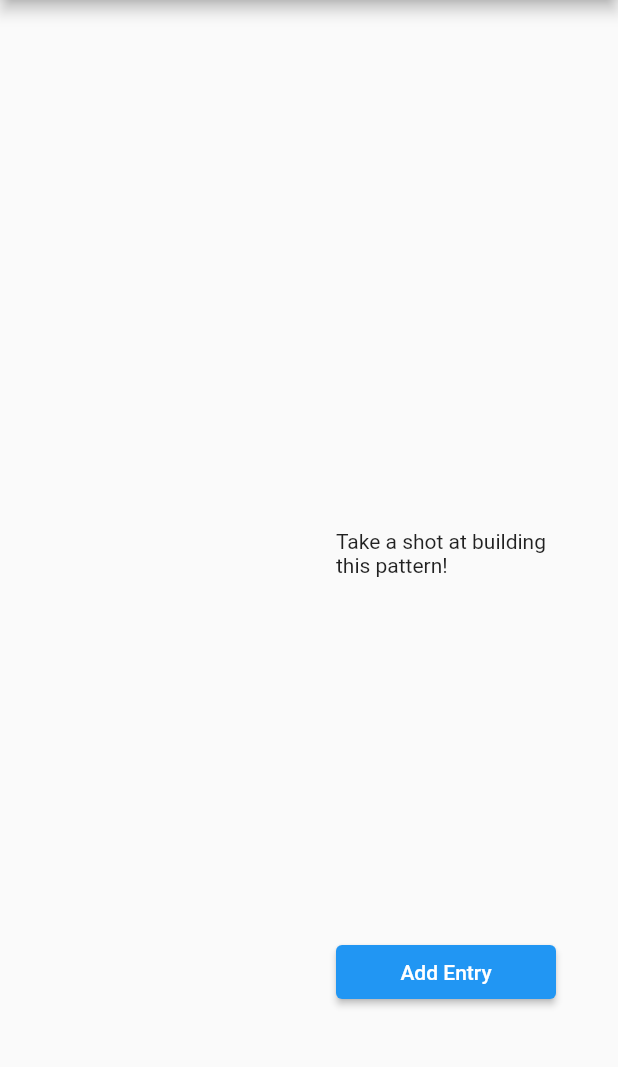
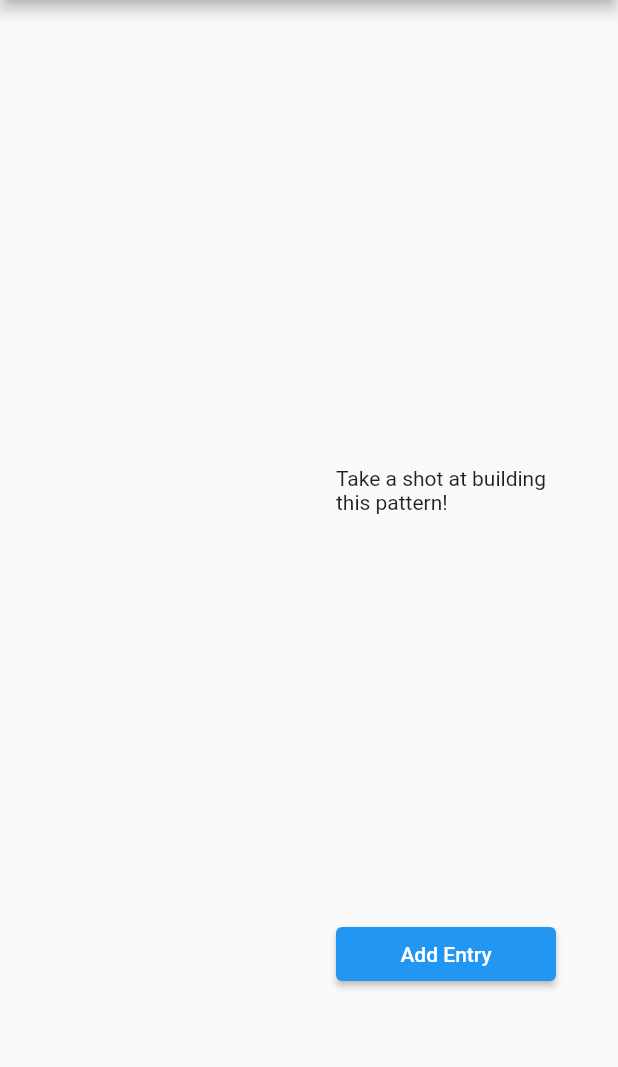
Before and after one commit to dangersflow/pats-project, a Flutter app: the ViewPatternPage screen opened directly with empty values, after a tap on "Add Entry", after a tap on "Cancel Entry", on a phone screen of 412 x 824 dp, the part 84-1151 px from its top. Run offline on Flutter 3.47's test engine with Material 2 defaults, Android fonts, the phone set to English and light mode, and no system bars; drawn by our look-alikes of flutter_layout_grid; our stand-ins replace animate_do, cached_network_image, cloud_firestore, firebase_core, firebase_storage, flutter_colorpicker and 3 more; missing offline and left inert: firebase_image; accounts and stored records are empty.

Commit message:
fixed tileWithGlues spacing for macs

```diff
--- a/lib/components/tile_selector with_pool.dart
+++ b/lib/components/tile_selector with_pool.dart
@@ -79,12 +79,11 @@
         child: LayoutGrid(
       areas: '''
         tileWithGlues
-        .
         tileSelector
         buttons
         ''',
       columnSizes: [1.fr],
-      rowSizes: [0.8.fr, 0.1.fr, 1.fr, 0.05.fr],
+      rowSizes: [1.fr, 1.fr, 0.05.fr],
       children: [
         Center(
           child: Wrap(clipBehavior: Clip.antiAlias, children: [
@@ -135,13 +134,13 @@
                     Padding(padding: EdgeInsets.fromLTRB(0, 0, 30, 0)),
                     widget.hasSelectedTile
                         ? SizedBox(
-                            height: 200,
-                            width: 200,
+                            height: 150,
+                            width: 150,
                             child: widget.currentTileSelected,
                           )
                         : Container(
-                            height: 200,
-                            width: 200,
+                            height: 150,
+                            width: 150,
                             decoration: BoxDecoration(
                                 border: Border.all(color: Colors.black)),
                           ),
--- a/lib/pages/view_pattern_page.dart
+++ b/lib/pages/view_pattern_page.dart
@@ -143,7 +143,7 @@
         body: LayoutGrid(
           areas: '''
          . .             .             . .            .
-         . patternHeader patternHeader . .            .
+         . patternHeader patternHeader . leaderboard  .
          . pattern       pattern       . leaderboard  .
          . pattern       pattern       . leaderboard  .
          . footer        footer        . .            .
```
